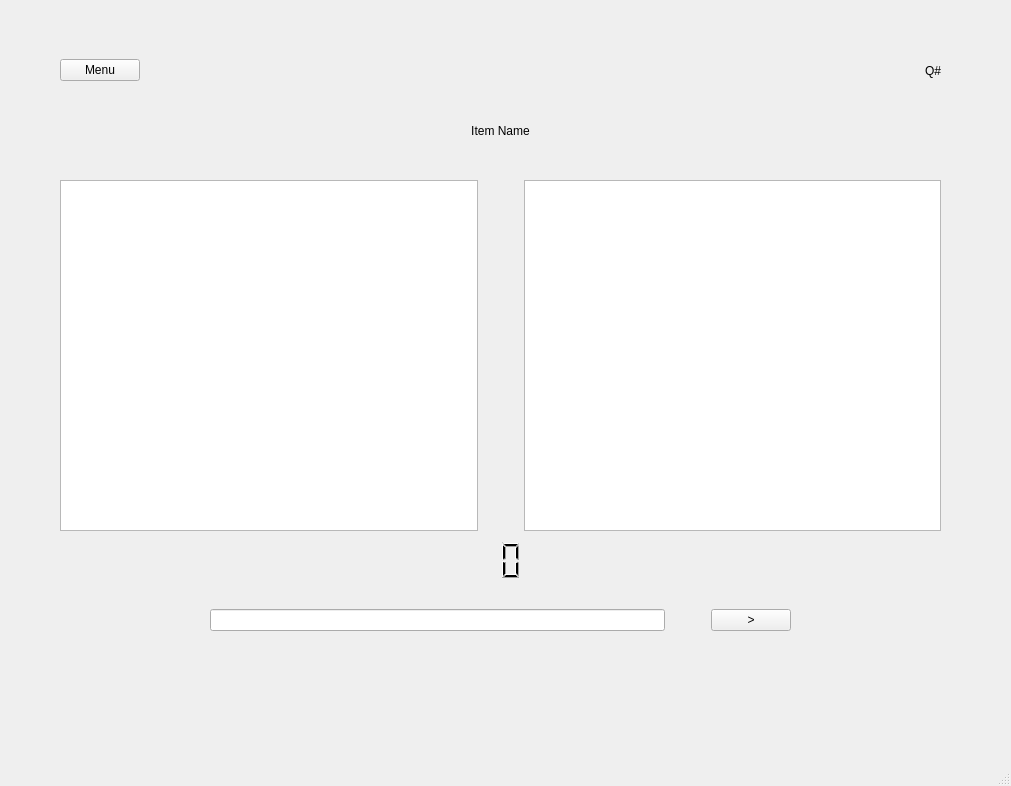
Before: the Qt Designer form window.ui in dubliyu/triviagame, drawn with Qt 5.
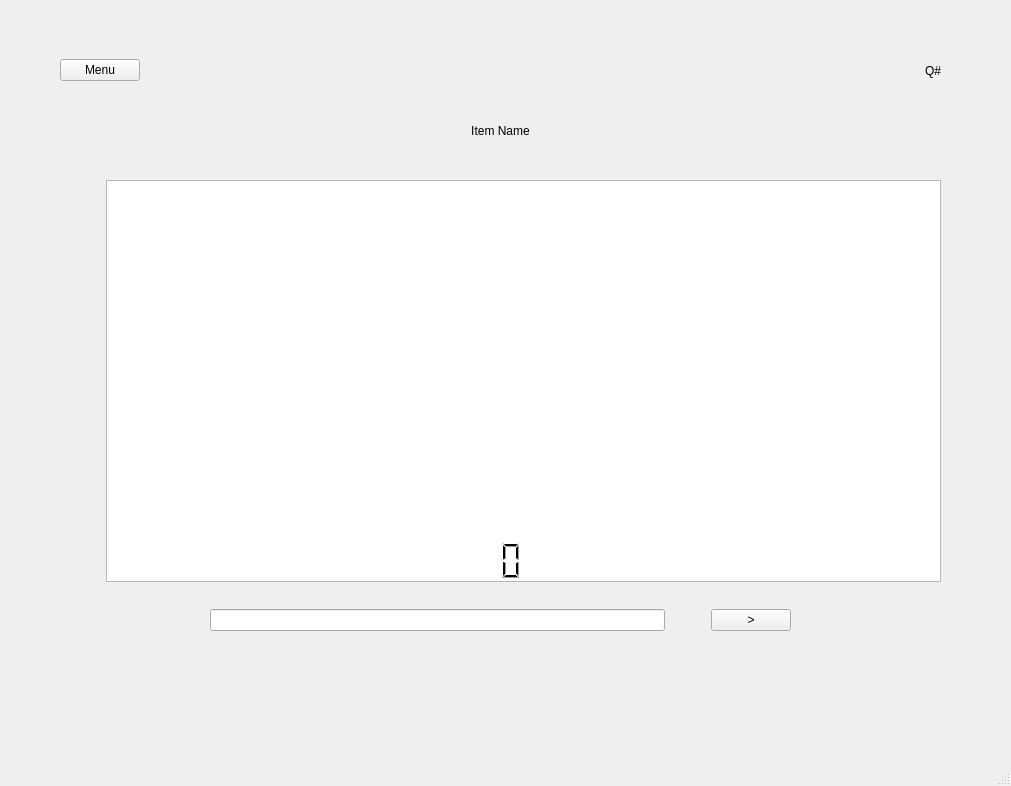
After: the same form once the commit is applied. The open tabs and pages were chosen to show the change.

```diff
--- a/window.ui
+++ b/window.ui
@@ -612,12 +612,37 @@
         <x>0</x>
         <y>150</y>
         <width>881</width>
-        <height>351</height>
+        <height>402</height>
        </rect>
       </property>
       <layout class="QHBoxLayout" name="horizontalLayout_3">
        <item>
-        <widget class="QGraphicsView" name="graphicsView_4"/>
+        <widget class="QLabel" name="label_product_image">
+         <property name="enabled">
+          <bool>true</bool>
+         </property>
+         <property name="sizePolicy">
+          <sizepolicy hsizetype="Ignored" vsizetype="Ignored">
+           <horstretch>0</horstretch>
+           <verstretch>0</verstretch>
+          </sizepolicy>
+         </property>
+         <property name="minimumSize">
+          <size>
+           <width>400</width>
+           <height>400</height>
+          </size>
+         </property>
+         <property name="maximumSize">
+          <size>
+           <width>16777215</width>
+           <height>16777215</height>
+          </size>
+         </property>
+         <property name="scaledContents">
+          <bool>true</bool>
+         </property>
+        </widget>
        </item>
        <item>
         <spacer name="horizontalSpacer_2">
@@ -637,6 +662,12 @@
        </item>
        <item>
         <widget class="QTextBrowser" name="textBrowser">
+         <property name="minimumSize">
+          <size>
+           <width>400</width>
+           <height>0</height>
+          </size>
+         </property>
          <property name="overwriteMode">
           <bool>false</bool>
          </property>
```
Left out of the diff: 2 changed lines with no effect on the pictures.
